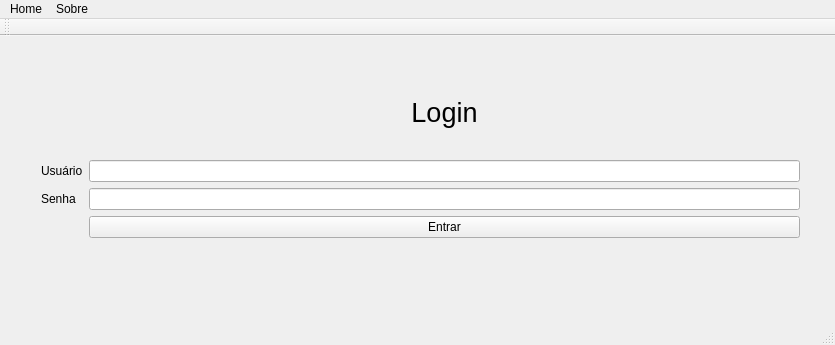
This is QtGuiApplication1.ui in duccl/Projeto-Controle-de-Estoque-CC4652 as Qt 5 draws it before an edit. The edited form follows.
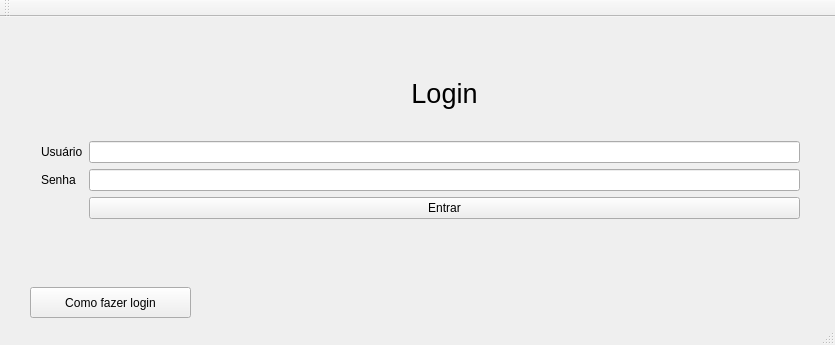
This is the edited form.

Diff of the .ui file:
```diff
--- a/QtGuiApplication1.ui
+++ b/QtGuiApplication1.ui
@@ -566,6 +566,19 @@
      </item>
     </layout>
    </widget>
+   <widget class="QPushButton" name="aboutLogin">
+    <property name="geometry">
+     <rect>
+      <x>30</x>
+      <y>270</y>
+      <width>161</width>
+      <height>31</height>
+     </rect>
+    </property>
+    <property name="text">
+     <string>Como fazer login</string>
+    </property>
+   </widget>
   </widget>
   <widget class="QToolBar" name="mainToolBar">
    <attribute name="toolBarArea">
@@ -576,28 +589,6 @@
    </attribute>
   </widget>
   <widget class="QStatusBar" name="statusBar"/>
-  <widget class="QMenuBar" name="menuBar">
-   <property name="geometry">
-    <rect>
-     <x>0</x>
-     <y>0</y>
-     <width>835</width>
-     <height>21</height>
-    </rect>
-   </property>
-   <widget class="QMenu" name="menuTeste">
-    <property name="title">
-     <string>Home</string>
-    </property>
-   </widget>
-   <widget class="QMenu" name="menuSobre">
-    <property name="title">
-     <string>Sobre</string>
-    </property>
-   </widget>
-   <addaction name="menuTeste"/>
-   <addaction name="menuSobre"/>
-  </widget>
  </widget>
  <layoutdefault spacing="6" margin="11"/>
  <resources>
```
Left out of the diff: 4 changed lines with no effect on the pictures.
